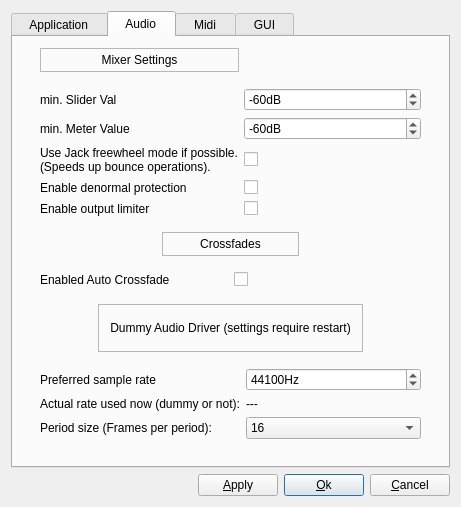
First picture: the form in oom/widgets/gensetbase.ui, repository ccherrett/oom, before the edit.
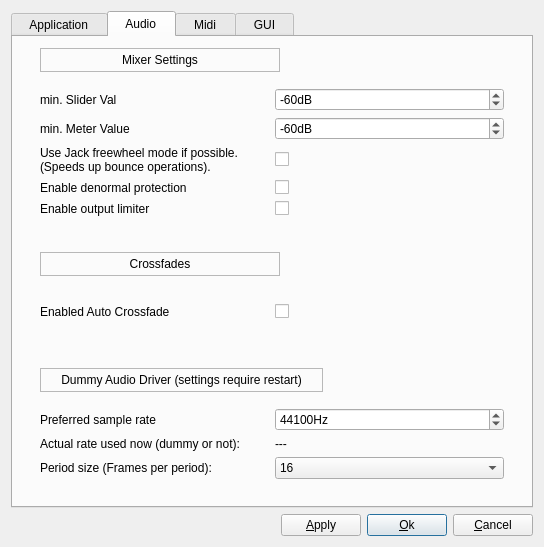
Second picture: the form after the edit. The open tabs and pages were chosen to show the change.

Commit message: Styled the Global Settings dialog, removed popup when add-track starts

```diff
--- a/oom/widgets/gensetbase.ui
+++ b/oom/widgets/gensetbase.ui
@@ -6,8 +6,8 @@
    <rect>
     <x>0</x>
     <y>0</y>
-    <width>461</width>
-    <height>507</height>
+    <width>544</width>
+    <height>547</height>
    </rect>
   </property>
   <property name="windowTitle">
@@ -413,13 +413,13 @@
              <number>0</number>
             </property>
             <property name="leftMargin">
-             <number>0</number>
+             <number>20</number>
             </property>
             <property name="topMargin">
              <number>4</number>
             </property>
             <property name="rightMargin">
-             <number>0</number>
+             <number>20</number>
             </property>
             <property name="bottomMargin">
              <number>4</number>
@@ -574,6 +574,22 @@
          </layout>
         </widget>
        </item>
+       <item>
+        <spacer name="verticalSpacer_5">
+         <property name="orientation">
+          <enum>Qt::Vertical</enum>
+         </property>
+         <property name="sizeType">
+          <enum>QSizePolicy::Fixed</enum>
+         </property>
+         <property name="sizeHint" stdset="0">
+          <size>
+           <width>20</width>
+           <height>20</height>
+          </size>
+         </property>
+        </spacer>
+       </item>
        <item>
         <layout class="QHBoxLayout" name="horizontalLayout_6">
          <property name="spacing">
@@ -587,9 +603,12 @@
            <property name="orientation">
             <enum>Qt::Horizontal</enum>
            </property>
+           <property name="sizeType">
+            <enum>QSizePolicy::Fixed</enum>
+           </property>
            <property name="sizeHint" stdset="0">
             <size>
-             <width>40</width>
+             <width>16</width>
              <height>20</height>
             </size>
            </property>
@@ -614,13 +633,13 @@
              <number>0</number>
             </property>
             <property name="leftMargin">
-             <number>0</number>
+             <number>20</number>
             </property>
             <property name="topMargin">
              <number>4</number>
             </property>
             <property name="rightMargin">
-             <number>0</number>
+             <number>20</number>
             </property>
             <property name="bottomMargin">
              <number>4</number>
@@ -676,6 +695,22 @@
          </layout>
         </widget>
        </item>
+       <item>
+        <spacer name="verticalSpacer_6">
+         <property name="orientation">
+          <enum>Qt::Vertical</enum>
+         </property>
+         <property name="sizeType">
+          <enum>QSizePolicy::Fixed</enum>
+         </property>
+         <property name="sizeHint" stdset="0">
+          <size>
+           <width>20</width>
+           <height>20</height>
+          </size>
+         </property>
+        </spacer>
+       </item>
        <item>
         <layout class="QHBoxLayout" name="horizontalLayout_7">
          <property name="spacing">
@@ -689,9 +724,12 @@
            <property name="orientation">
             <enum>Qt::Horizontal</enum>
            </property>
+           <property name="sizeType">
+            <enum>QSizePolicy::Fixed</enum>
+           </property>
            <property name="sizeHint" stdset="0">
             <size>
-             <width>40</width>
+             <width>16</width>
              <height>20</height>
             </size>
            </property>
@@ -699,6 +737,12 @@
          </item>
          <item>
           <widget class="QFrame" name="dummyLabelFrame">
+           <property name="sizePolicy">
+            <sizepolicy hsizetype="Preferred" vsizetype="Fixed">
+             <horstretch>0</horstretch>
+             <verstretch>0</verstretch>
+            </sizepolicy>
+           </property>
            <property name="frameShape">
             <enum>QFrame::StyledPanel</enum>
            </property>
@@ -706,9 +750,15 @@
             <enum>QFrame::Raised</enum>
            </property>
            <layout class="QVBoxLayout" name="verticalLayout_12">
+            <property name="leftMargin">
+             <number>20</number>
+            </property>
             <property name="topMargin">
              <number>4</number>
             </property>
+            <property name="rightMargin">
+             <number>20</number>
+            </property>
             <property name="bottomMargin">
              <number>4</number>
             </property>
```
Left out of the diff: 80 changed lines with no effect on the pictures. The commit also changes 3 other files.
